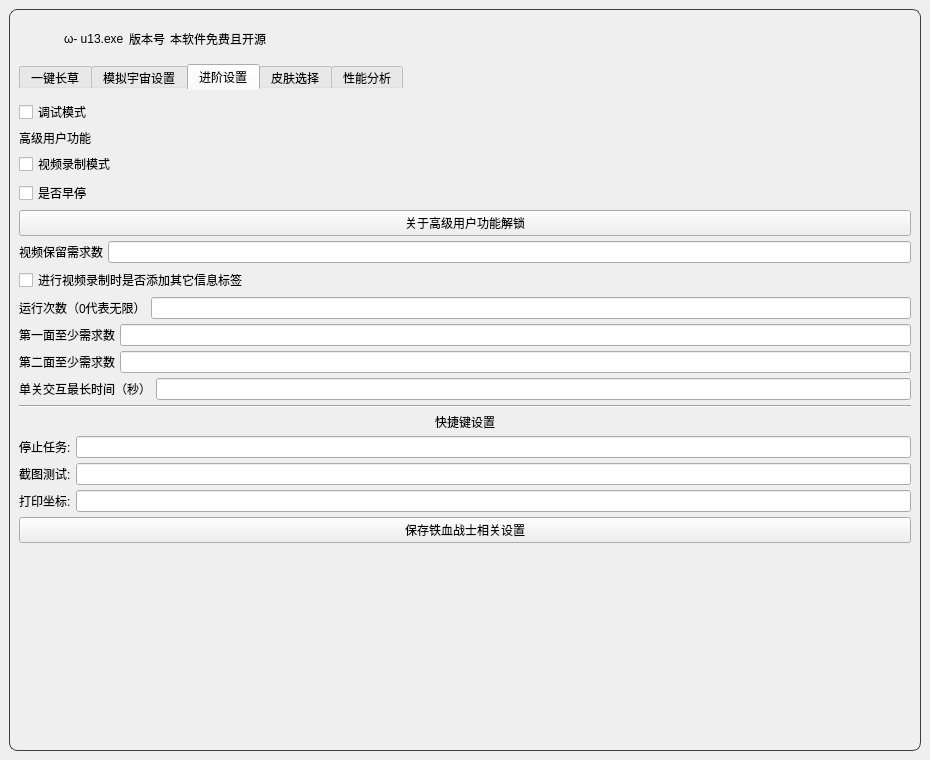
Old version of the form resource/ui/UI.ui in the repository Illusory-moon/Simulated_Scepter.
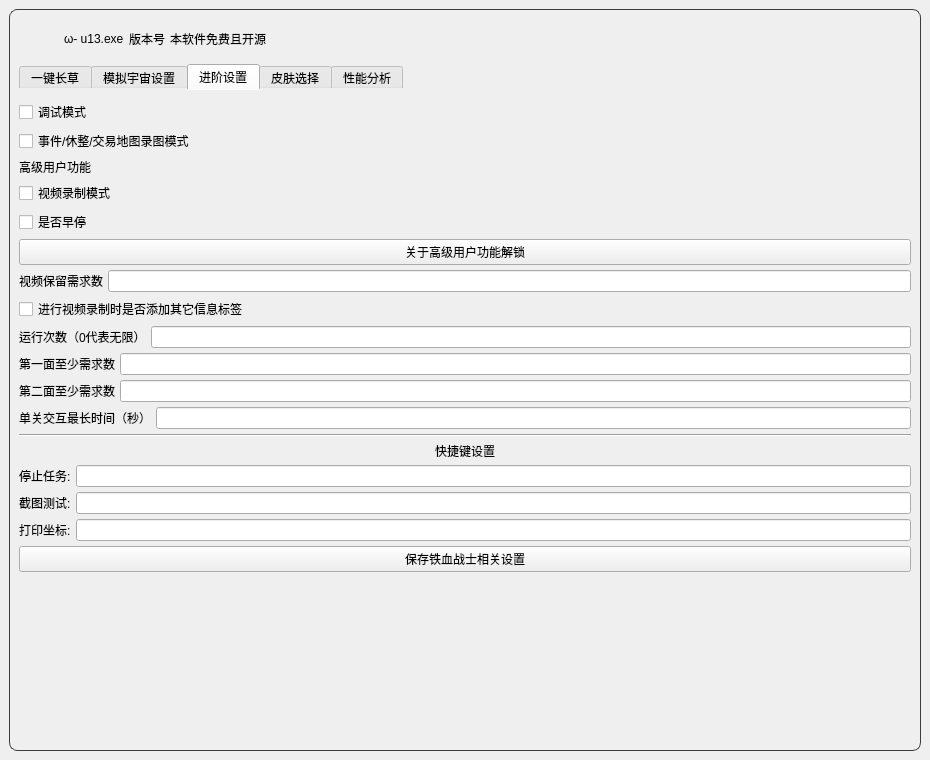
New version of the form. The open tabs and pages were chosen to show the change. Icons and pictures are not drawn.

Commit message: feat: record map

What changed in the file:
```diff
--- a/resource/ui/UI.ui
+++ b/resource/ui/UI.ui
@@ -1111,6 +1111,16 @@
                  </property>
                 </widget>
                </item>
+               <item>
+                <widget class="QCheckBox" name="record_event_map_checkbox">
+                 <property name="visible">
+                  <bool>false</bool>
+                 </property>
+                 <property name="text">
+                  <string>事件/休整/交易地图录图模式</string>
+                 </property>
+                </widget>
+               </item>
                <item>
                 <widget class="QLabel" name="label_27">
                  <property name="text">
```
The commit also changes 3 other files.
